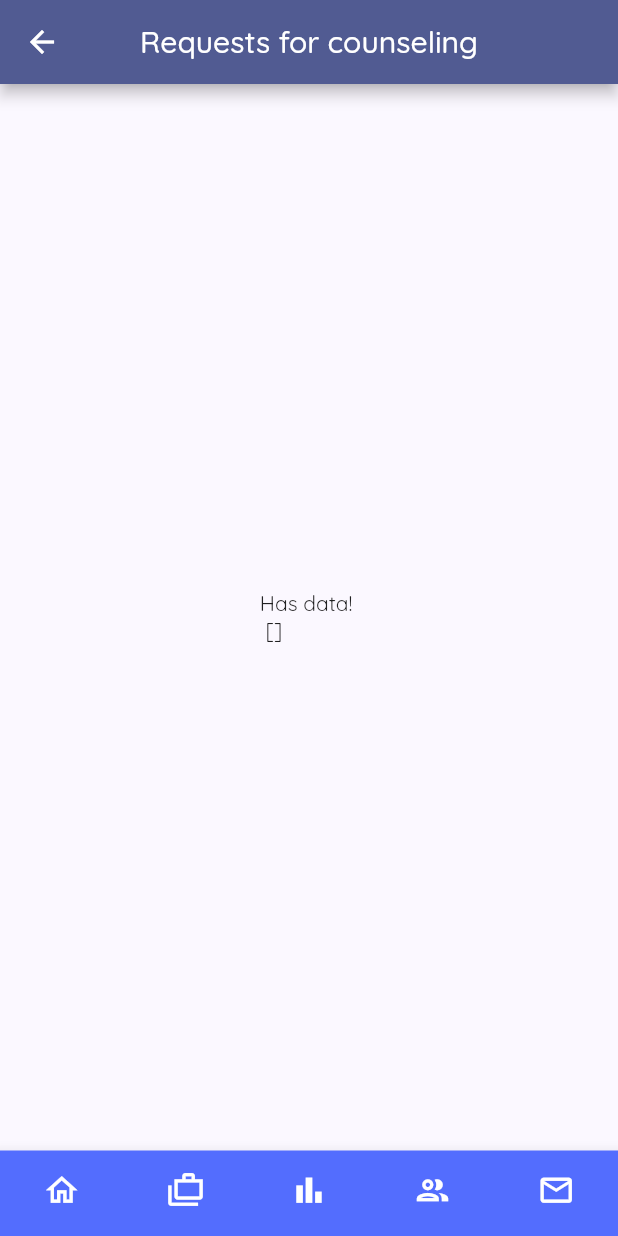
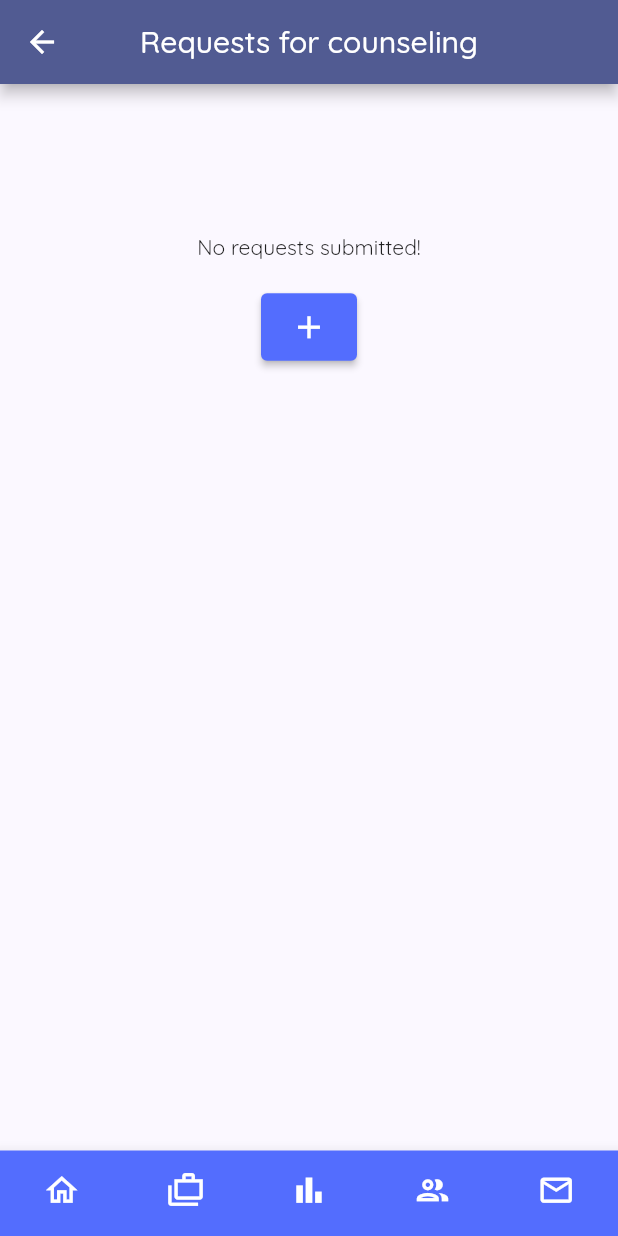
Before and after one commit to johninquest/smapp, a Flutter app: the RequestsForCounselingPage screen opened directly, on a phone screen of 412 x 824 dp. Run offline on Flutter 3.47's test engine with Material 2 defaults, Android fonts, the phone set to English and light mode, and no system bars; our stand-ins replace google_fonts, supabase_flutter; accounts and stored records are empty.

Commit message:
now displaying requests in a table

```diff
--- a/lib/pages/requests/requests_list.dart
+++ b/lib/pages/requests/requests_list.dart
@@ -1,6 +1,8 @@
 import 'package:flutter/material.dart';
-import 'package:smapp/services/web.dart';
-import '../../styles/colors.dart';
+import 'package:smapp/services/date_time_helper.dart';
+import '../../services/web.dart';
+import '../../shared/wigs.dart';
+import '../../styles/style.dart';
 import '../bottom_nav_bar.dart';
 
 class RequestsForCounselingPage extends StatelessWidget {
@@ -23,13 +25,14 @@ class RequestsForCounselingPage extends StatelessWidget {
             );
           }
           if (snapshot.hasData) {
-            List<dynamic> data = snapshot.data as List;
+            List<dynamic> sbData = snapshot.data as List;
             // log(_data.toString());
             // print(data.length);
             // print(data[0]);
-            return Center(
+            /*  return Center(
               child: Text('Has data! \n $data'),
-            );
+            ); */
+            return TableOfContactRequests(tableData: sbData);
           } else {
             return const Center(
               child: CircularProgressIndicator(),
@@ -41,3 +44,160 @@ class RequestsForCounselingPage extends StatelessWidget {
     );
   }
 }
+
+class TableOfContactRequests extends StatefulWidget {
+  final List? tableData;
+  const TableOfContactRequests({Key? key, required this.tableData})
+      : super(key: key);
+
+  @override
+  State<TableOfContactRequests> createState() => _TableOfContactRequestsState();
+}
+
+class _TableOfContactRequestsState extends State<TableOfContactRequests> {
+  int? sortColumnIndex;
+  bool isAscending = false;
+
+  @override
+  Widget build(BuildContext context) {
+    List daybookRecords = widget.tableData as List;
+    return SingleChildScrollView(
+      scrollDirection: Axis.vertical,
+      child: Center(
+        child: Column(
+          mainAxisAlignment: MainAxisAlignment.center,
+          crossAxisAlignment: CrossAxisAlignment.center,
+          children: [
+            Container(
+              alignment: Alignment.center,
+              child: buildTable(daybookRecords),
+            ),
+          ],
+        ),
+      ),
+    );
+  }
+
+  Widget buildTable(List tData) {
+    if (tData.isEmpty) {
+      return Container(
+        margin: const EdgeInsets.only(top: 50.0),
+        child: const Center(
+          child: EmptyTable(),
+        ),
+      );
+    } else {
+      final allColumns = [
+        'Date',
+        'Name',
+        'Category',
+        'Class',
+      ];
+      return DataTable(
+        sortAscending: isAscending,
+        sortColumnIndex: sortColumnIndex,
+        columnSpacing: 20.0,
+        horizontalMargin: 0.0,
+        showCheckboxColumn: false,
+        columns: getColumns(allColumns),
+        rows: getRows(tData),
+      );
+    }
+  }
+
+  List<DataColumn> getColumns(List<String> columns) => columns
+      .map((String column) => DataColumn(
+            label: Text(
+              column,
+              // style: ListTitleStyle,
+            ),
+            onSort: onSort,
+          ))
+      .toList();
+
+  List<DataRow> getRows(List rows) => rows
+      .map(
+        (e) => DataRow(
+          color: MaterialStateProperty.all(Colors.transparent),
+          selected: false,
+/*           onSelectChanged: (val) {
+            if (val == true) {
+              return PageRouter()
+                  .navigateToPage(ItemDetailPage(rowData: e), context);
+            }
+          }, */
+          cells: [
+            DataCell(
+                Text(DateTimeHelper().isoToCmrDateFormat(e['created_at']) ?? '',
+                    // e['created_at'] ?? '',
+                    style: TableItemStyle,
+                    textAlign: TextAlign.left)),
+            DataCell(Column(
+              mainAxisAlignment: MainAxisAlignment.center,
+              children: [
+                Text(
+                  // Formatter().dbToUiValue(e['cost_area']) ?? '',
+                  e['surname'] ?? '',
+                  style: TableItemStyle,
+                  textAlign: TextAlign.left,
+                  overflow: TextOverflow.ellipsis,
+                ),
+                Text(
+                  // Formatter().dbToUiValue(e['cost_area']) ?? '',
+                  e['given_names'] ?? '',
+                  style: TableItemStyle,
+                  textAlign: TextAlign.left,
+                  overflow: TextOverflow.ellipsis,
+                ),
+              ],
+            )),
+            DataCell(ConstrainedBox(
+              constraints: BoxConstraints(
+                maxWidth: MediaQuery.of(context).size.width * 0.20,
+              ),
+              child: Text(
+                e['request_category'] ?? '',
+                style: TableItemStyle,
+                textAlign: TextAlign.left,
+                overflow: TextOverflow.ellipsis,
+              ),
+            )),
+            DataCell(Row(
+              children: [
+                Text(e['class_number'] ?? '',
+                    // style: StyleHandler().paymentStatus(e['payment_status']),
+                    textAlign: TextAlign.right),
+                Text((e['class_letter']).toUpperCase() ?? '',
+                    // style: StyleHandler().paymentStatus(e['payment_status']),
+                    textAlign: TextAlign.right),
+              ],
+            )),
+          ],
+        ),
+      )
+      .toList();
+
+  void onSort(int columnIndex, bool ascending) {
+    if (columnIndex == 0) {
+      widget.tableData!.sort((item1, item2) =>
+          compareString(ascending, item1['picked_date'], item2['picked_date']));
+    } else if (columnIndex == 1) {
+      widget.tableData!.sort((item1, item2) =>
+          compareString(ascending, item1['cost_area'], item2['cost_area']));
+    } else if (columnIndex == 2) {
+      widget.tableData!.sort((item1, item2) =>
+          compareString(ascending, item1['item_name'], item2['item_name']));
+    } else if (columnIndex == 3) {
+      widget.tableData!.sort((item1, item2) => compareString(
+          ascending, item1['payment_status'], item2['payment_status']));
+    }
+
+    setState(() {
+      sortColumnIndex = columnIndex;
+      isAscending = ascending;
+    });
+  }
+
+  int compareString(bool ascending, String value1, String value2) =>
+      ascending ? value1.compareTo(value2) : value2.compareTo(value1);
+}
--- a/lib/services/date_time_helper.dart
+++ b/lib/services/date_time_helper.dart
@@ -62,6 +62,7 @@ class DateTimeHelper {
   }
 
   toUiDateTime(String? dbDateTime) {
+    print(dbDateTime.runtimeType);
     if (dbDateTime != null && dbDateTime != '') {
       DateTime parsedDateTime = DateTime.parse(dbDateTime);
       DateFormat fDateTimeFormat = DateFormat('dd/MM/yyyy HH:mm');
@@ -71,4 +72,16 @@ class DateTimeHelper {
       return '--/--/---- --:--';
     }
   }
+
+  isoToCmrDateFormat(String? dbDateTime) {
+    // print(dbDateTime.runtimeType);
+    if (dbDateTime != null && dbDateTime != '') {
+      DateTime parsedDateTime = DateTime.parse(dbDateTime);
+      DateFormat fDateTimeFormat = DateFormat('dd/MM/yyyy');
+      String uiDateTime = fDateTimeFormat.format(parsedDateTime);
+      return uiDateTime;
+    } else {
+      return '--/--/---- --:--';
+    }
+  }
 }
--- /dev/null
+++ b/lib/shared/wigs.dart
@@ -0,0 +1,39 @@
+import 'package:flutter/material.dart';
+import '../pages/home.dart';
+import '../services/router.dart';
+import '../styles/colors.dart';
+
+class EmptyTable extends StatelessWidget {
+  const EmptyTable({Key? key}) : super(key: key);
+
+  @override
+  Widget build(BuildContext context) {
+    return Column(
+      children: [
+        Container(
+          margin: const EdgeInsets.only(bottom: 20.0, top: 50.0),
+          child: const Text(
+            'No requests submitted!',
+            // style: BodyStyle,
+          ),
+        ),
+        Container(
+            child: ElevatedButton(
+                onPressed: () =>
+                    PageRouter().navigateToPage(const HomeScreen(), context),
+                style: ElevatedButton.styleFrom(
+                  backgroundColor: primaryColor,
+                  padding: const EdgeInsets.all(10.0),
+                ),
+                child: Column(
+                  children: const [
+                    Icon(
+                      Icons.add,
+                      size: 25.0,
+                    ),
+                  ],
+                ))),
+      ],
+    );
+  }
+}
```
